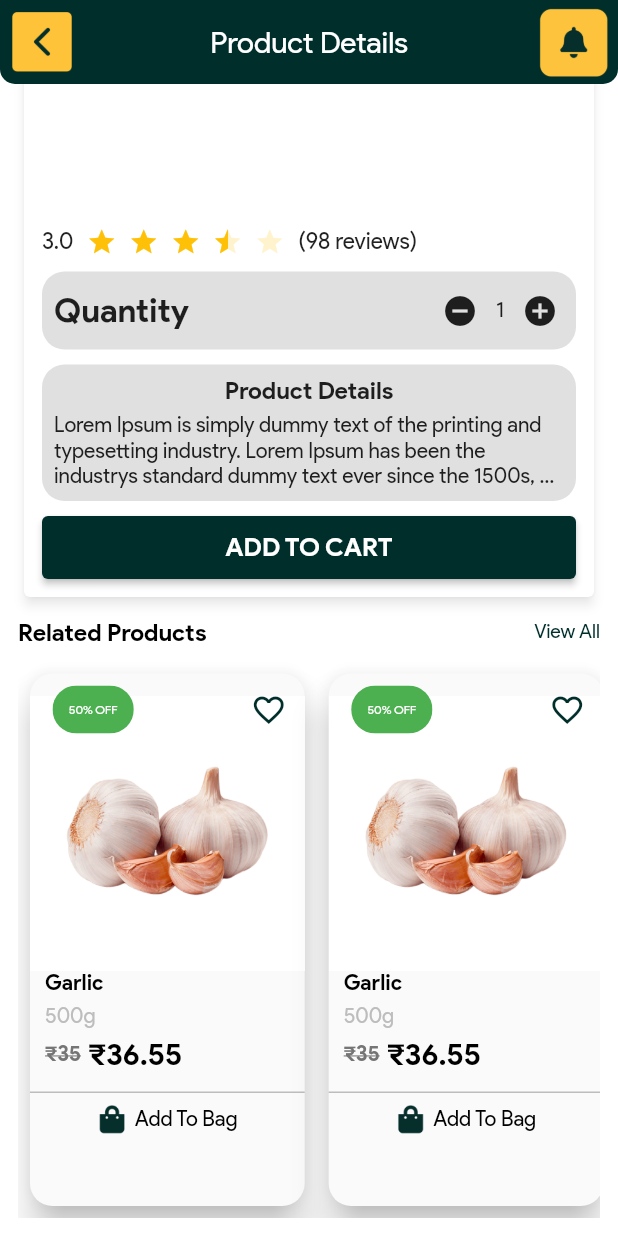
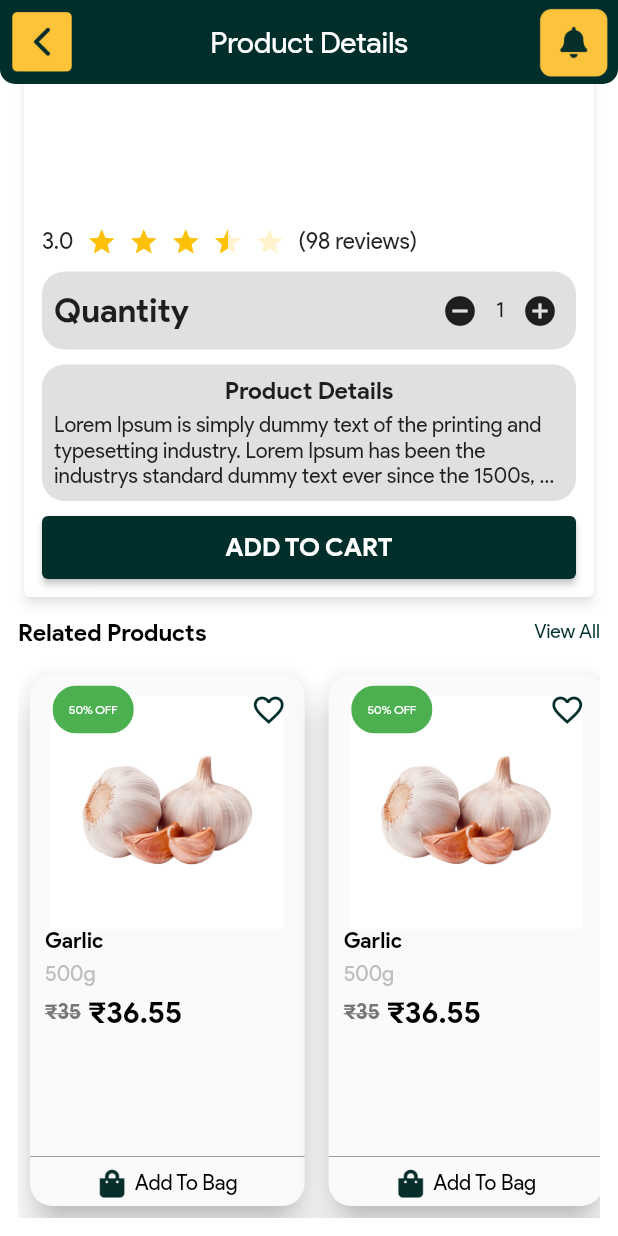
Before and after one commit to deepak-synram/grocer_guys_user, a Flutter app: the ProductDetails screen opened directly with empty values, scrolled down 226 dp, on a phone screen of 412 x 824 dp. Run offline on Flutter 3.47's test engine with Material 2 defaults, Android fonts, the phone set to English and light mode, and no system bars; drawn by our look-alikes of flutter_rating_bar; our stand-ins replace animated_splash_screen, badges, cached_network_image, carousel_slider, firebase_auth, firebase_core and 28 more; missing offline and left inert: flutter_barcode_scanner, flutter_facebook_login, flutter_full_pdf_viewer, flutter_paystack, flutter_share, geocoder and 6 more; accounts and stored records are empty; network calls fail.

Commit message:
Some API and card overflow issue fixed

```diff
--- a/lib/Pages/HomePage/product_card.dart
+++ b/lib/Pages/HomePage/product_card.dart
@@ -96,7 +96,9 @@ class _ProductCardState extends State<ProductCard> {
                 Stack(
                   alignment: Alignment.topCenter,
                   children: [
-                    Padding(
+                    SizedBox(
+                      height: 170,
+                      child: Padding(
                         padding: const EdgeInsets.only(top: 15.0),
                         child: widget.image.contains('https') == true
                             ? Image.network(
@@ -106,6 +108,7 @@ class _ProductCardState extends State<ProductCard> {
                             : Image.asset(
                                 widget.image,
                                 fit: BoxFit.cover,
+                              ),
                       ),
                     ),
                     Row(
@@ -232,6 +235,7 @@ class _ProductCardState extends State<ProductCard> {
                               borderRadius: BorderRadius.circular(15.0))),
                     ),
                   ),
+                Expanded(child: const SizedBox(height: 5)),
                 const Divider(
                   color: Colors.grey,
                 ),
@@ -246,6 +250,9 @@ class _ProductCardState extends State<ProductCard> {
                     const SizedBox(width: 5),
                     Text('Add To Bag', style: TextStyle(color: kMainTextColor)),
                   ],
+                ),
+                SizedBox(
+                  height: 5,
                 )
               ],
             ),
--- a/lib/Pages/HomePage/product_card_with_title.dart
+++ b/lib/Pages/HomePage/product_card_with_title.dart
@@ -12,16 +12,18 @@ class ProductsCardWithTitle extends StatelessWidget {
   final AppLocalizations locale;
   final String title;
   final int count;
+  bool isAlwaysSubscribe = false;
 
   final List<dynamic> data;
 
-  const ProductsCardWithTitle(
+  ProductsCardWithTitle(
       {Key key,
       @required this.title,
       @required this.locModel,
       @required this.catP,
       @required this.locale,
       this.count,
+      this.isAlwaysSubscribe,
       this.data})
       : super(key: key);
 
@@ -103,7 +105,8 @@ class ProductsCardWithTitle extends StatelessWidget {
                   index: index,
                   image: _string,
                   title: _title,
-                  isSubscribe: data != null ? false : false,
+                  // TODO: Change here condition after the is_subscribe is available in API
+                  isSubscribe: isAlwaysSubscribe,
                   subTitle: '500g',
                   symbol: '\u{20B9}',
                   previousPrice: '35',
```
Also changed, not shown: lib/Pages/HomePage/newhomep1.dart (+66 -4 lines). Lines whose indentation alone changed are shown as unchanged.
